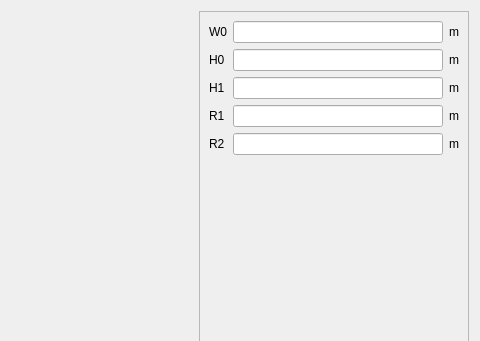
Eomys/pyleecan, file pyleecan/GUI/Dialog/DMachineSetup/SWSlot/PWSlot26/PWSlot26.ui: the form before one commit; both pictures show x 339 to 819 and y 0 to 341 of the 819 by 470 pixel window.
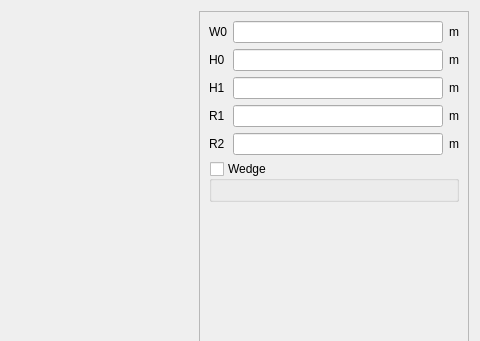
The form after the commit. Icons and pictures are not drawn. Custom widgets are drawn as their Qt base class.

Commit message: [NF] Adding wedges in the GUI

Patch:
```diff
--- a/pyleecan/GUI/Dialog/DMachineSetup/SWSlot/PWSlot26/PWSlot26.ui
+++ b/pyleecan/GUI/Dialog/DMachineSetup/SWSlot/PWSlot26/PWSlot26.ui
@@ -114,7 +114,7 @@
         <height>446</height>
        </rect>
       </property>
-      <layout class="QVBoxLayout" name="verticalLayout">
+      <layout class="QVBoxLayout" name="verticalLayout_3">
        <item>
         <layout class="QGridLayout" name="gridLayout">
          <item row="0" column="0">
@@ -208,6 +208,31 @@
          </item>
         </layout>
        </item>
+       <item>
+        <widget class="QGroupBox" name="g_wedge">
+         <property name="title">
+          <string>Wedge</string>
+         </property>
+         <property name="checkable">
+          <bool>true</bool>
+         </property>
+         <property name="checked">
+          <bool>false</bool>
+         </property>
+         <layout class="QVBoxLayout" name="verticalLayout">
+          <item>
+           <widget class="WMatSelectV" name="w_wedge_mat" native="true">
+            <property name="minimumSize">
+             <size>
+              <width>100</width>
+              <height>0</height>
+             </size>
+            </property>
+           </widget>
+          </item>
+         </layout>
+        </widget>
+       </item>
        <item>
         <spacer name="verticalSpacer">
          <property name="orientation">
@@ -242,6 +267,12 @@
    <header>......GUI.Dialog.DMachineSetup.SWSlot.WWSlotOut.WWSlotOut.h</header>
    <container>1</container>
   </customwidget>
+  <customwidget>
+   <class>WMatSelectV</class>
+   <extends>QWidget</extends>
+   <header>......GUI.Dialog.DMatLib.WMatSelect.WMatSelectV.h</header>
+   <container>1</container>
+  </customwidget>
  </customwidgets>
  <tabstops>
   <tabstop>lf_W0</tabstop>
```
Left out of the diff: 2 changed lines with no effect on the pictures. The commit also changes 55 other files.
